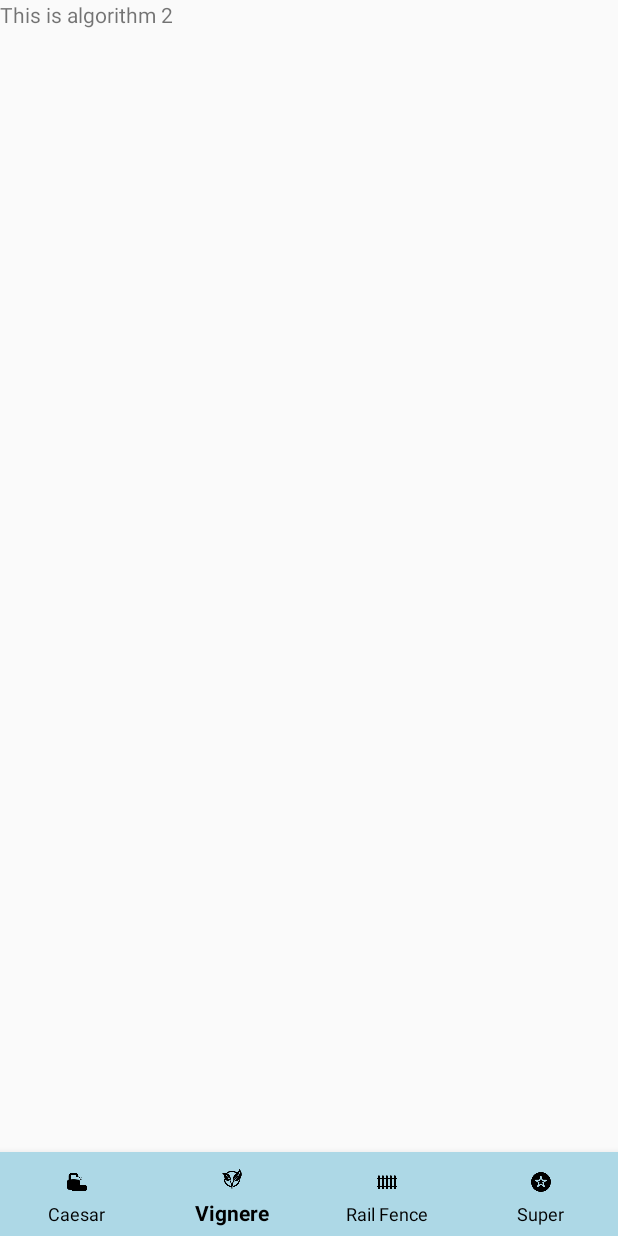
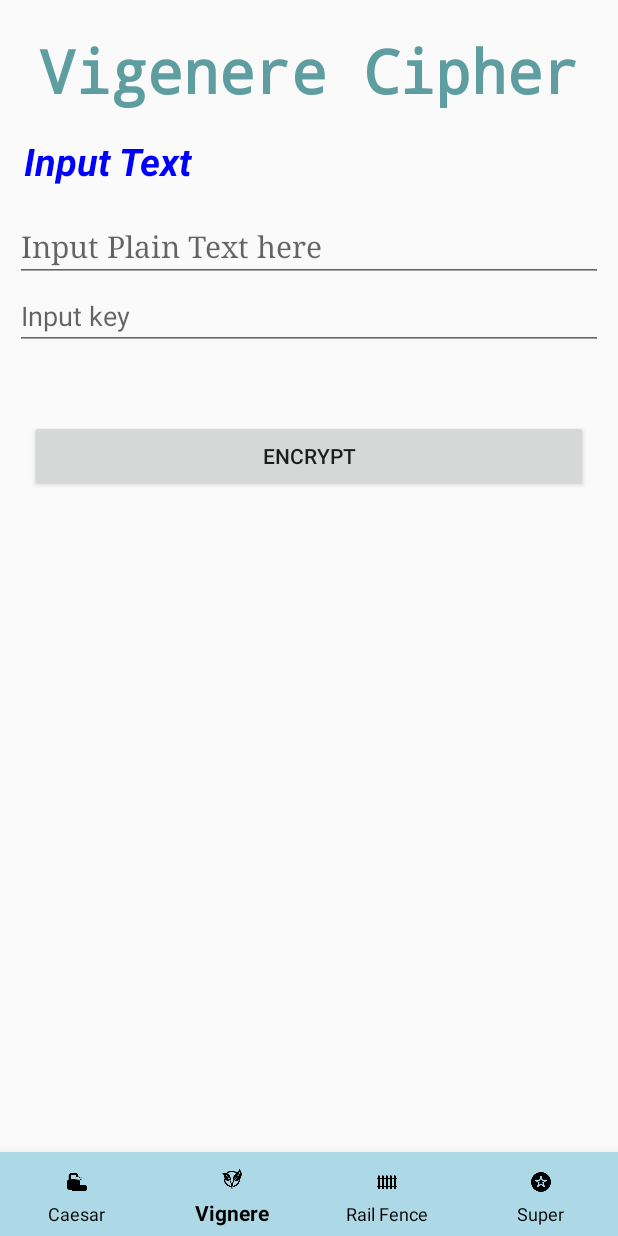
Before and after one commit to krisnasirait/Cryptography-App, an Android app: the VignereCipherFragment screen opened through its navigation route, on a phone screen of 412 x 824 dp. Run offline under Robolectric (Android 15) with nearby library versions, the phone set to English and light mode, and no system bars; our stand-ins replace navigation-ui.

Commit message:
added layout

```diff
--- a/app/src/main/java/com/kingtech/cryptography/VignereCipherFragment.kt
+++ b/app/src/main/java/com/kingtech/cryptography/VignereCipherFragment.kt
@@ -1,35 +1,26 @@
 package com.kingtech.cryptography
 
 import android.os.Bundle
+import android.util.Log
 import android.view.LayoutInflater
 import android.view.View
 import android.view.ViewGroup
 import androidx.fragment.app.Fragment
+import com.kingtech.cryptography.databinding.FragmentCaesarCipherBinding
+import com.kingtech.cryptography.databinding.FragmentVignereCipherBinding
 import java.util.*
 
 
 class VignereCipherFragment : Fragment() {
+
+    private lateinit var binding: FragmentVignereCipherBinding
 
     override fun onCreateView(
         inflater: LayoutInflater, container: ViewGroup?,
         savedInstanceState: Bundle?
     ): View? {
         // Inflate the layout for this fragment
-        return inflater.inflate(R.layout.fragment_vignere_cipher, container, false)
-    }
-
-    fun encrypt(Message: String, Key: String): String? {
-        var message = Message
-        var eMessage = ""
-        message = Message.uppercase(Locale.getDefault())
-        var i = 0
-        var j = 0
-        while (i < Message.length) {
-            val letter = Message[i]
-            eMessage += ((letter.code - 65 + (Key[j].code - 65)) % 26 + 65).toChar()
-            j = ++j % Key.length
-            i++
-        }
-        return eMessage
+        binding = FragmentVignereCipherBinding.inflate(layoutInflater, container, false)
+        return binding.root
     }
 }
--- a/app/src/main/res/layout/fragment_vignere_cipher.xml
+++ b/app/src/main/res/layout/fragment_vignere_cipher.xml
@@ -1,14 +1,82 @@
 <?xml version="1.0" encoding="utf-8"?>
-<FrameLayout xmlns:android="http://schemas.android.com/apk/res/android"
+<androidx.constraintlayout.widget.ConstraintLayout xmlns:android="http://schemas.android.com/apk/res/android"
     xmlns:tools="http://schemas.android.com/tools"
     android:layout_width="match_parent"
     android:layout_height="match_parent"
-    tools:context=".VignereCipherFragment">
+    xmlns:app="http://schemas.android.com/apk/res-auto"
+    tools:context=".VignereCipherFragment"
+    android:orientation="vertical"
+    android:layout_gravity="center_horizontal"
+    android:layout_margin="10dp">
 
-    <!-- TODO: Update blank fragment layout -->
     <TextView
+        android:id="@+id/titleAlgorithm"
+        android:layout_width="wrap_content"
+        android:layout_height="wrap_content"
+        android:typeface="monospace"
+        android:layout_marginTop="10dp"
+        android:text="Vigenere Cipher"
+        android:textColor="@color/cadet_blue"
+        android:textSize="40sp"
+        android:textStyle="bold"
+        app:layout_constraintTop_toTopOf="parent"
+        app:layout_constraintStart_toStartOf="parent"
+        app:layout_constraintEnd_toEndOf="parent"/>
+
+    <TextView
+        android:id="@+id/tvInputText"
+        android:layout_width="wrap_content"
+        android:layout_height="wrap_content"
+        android:layout_marginTop="10dp"
+        android:padding="6dp"
+        android:text="Input Text"
+        android:textColor="@color/blue"
+        android:textSize="25sp"
+        android:textStyle="italic|bold"
+        app:layout_constraintTop_toBottomOf="@id/titleAlgorithm"
+        app:layout_constraintStart_toStartOf="parent"/>
+
+    <EditText
+        android:id="@+id/text_plain"
         android:layout_width="match_parent"
-        android:layout_height="match_parent"
-        android:text="This is algorithm 2" />
+        android:layout_height="0dp"
+        android:layout_marginTop="10dp"
+        android:typeface="serif"
+        android:gravity="start"
+        android:hint="Input Plain Text here"
+        android:importantForAutofill="no"
+        android:inputType="textMultiLine|textNoSuggestions"
+        android:textSize="20sp"
+        app:layout_constraintTop_toBottomOf="@id/tvInputText"/>
 
-</FrameLayout>
+    <EditText
+        android:id="@+id/etKey"
+        android:layout_width="match_parent"
+        android:layout_height="wrap_content"
+        android:hint="Input key"
+        app:layout_constraintTop_toBottomOf="@id/text_plain"/>
+
+    <TextView
+        android:id="@+id/textEncrypted"
+        android:layout_width="match_parent"
+        android:layout_height="0dp"
+        android:layout_marginTop="10dp"
+        android:layout_weight="0.2"
+        android:typeface="serif"
+        android:inputType="textMultiLine|textNoSuggestions"
+        android:textColor="@color/black"
+        android:textSize="20sp"
+        tools:ignore="TextViewEdits"
+        app:layout_constraintTop_toBottomOf="@id/etKey"/>
+
+    <Button
+        android:id="@+id/btnEncrypt"
+        android:layout_width="match_parent"
+        android:layout_height="wrap_content"
+        android:layout_margin="10dp"
+        android:layout_marginBottom="56dp"
+        android:text="Encrypt"
+       app:layout_constraintTop_toBottomOf="@id/textEncrypted"
+        />
+
+</androidx.constraintlayout.widget.ConstraintLayout>
```
